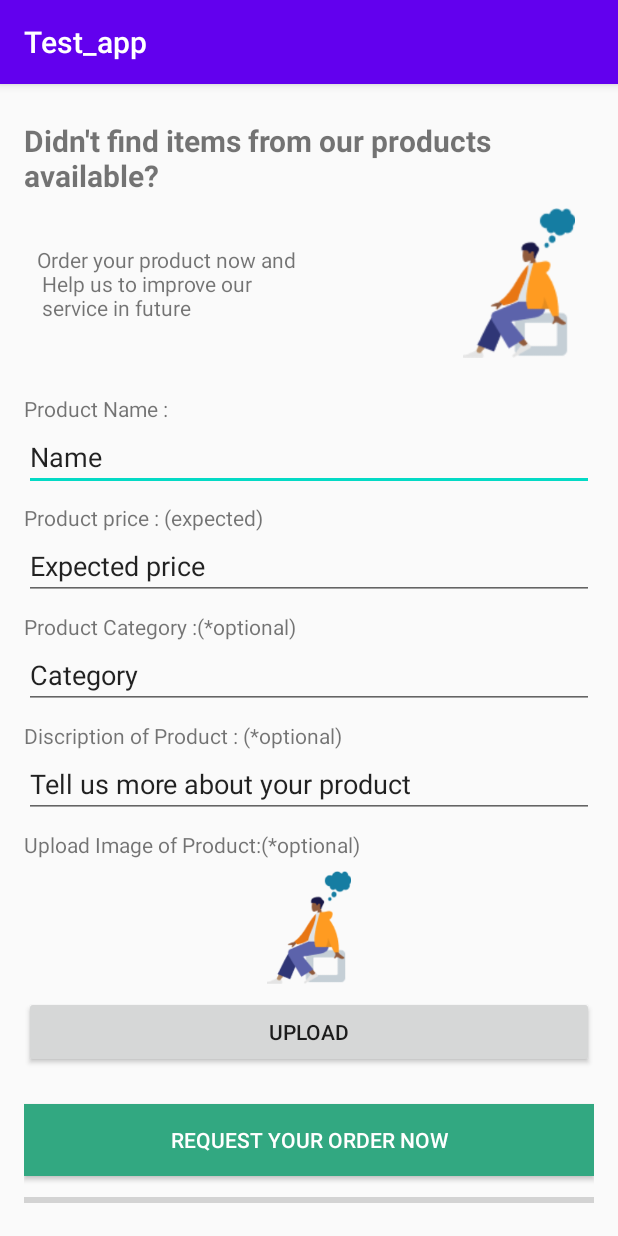
After one commit to Rishk3/Test_app, an Android app: the CustomOrder screen opened directly, with no data from a screen before it, on a phone screen of 412 x 824 dp. The commit adds this screen. Run offline under Robolectric (Android 15) with nearby library versions, the phone set to English and light mode, and no system bars.

Commit message:
cuStom order activity layout

```diff
--- a/app/build.gradle
+++ b/app/build.gradle
@@ -26,6 +26,9 @@ dependencies {
     implementation fileTree(dir: "libs", include: ["*.jar"])
     implementation 'androidx.appcompat:appcompat:1.2.0'
     implementation 'androidx.constraintlayout:constraintlayout:2.0.1'
+    implementation 'com.google.android.material:material:1.2.1'
+    implementation 'androidx.navigation:navigation-fragment:2.3.0'
+    implementation 'androidx.navigation:navigation-ui:2.3.0'
     testImplementation 'junit:junit:4.12'
     androidTestImplementation 'androidx.test.ext:junit:1.1.2'
     androidTestImplementation 'androidx.test.espresso:espresso-core:3.3.0'
--- a/app/src/main/AndroidManifest.xml
+++ b/app/src/main/AndroidManifest.xml
@@ -9,6 +9,7 @@
         android:roundIcon="@mipmap/ic_launcher_round"
         android:supportsRtl="true"
         android:theme="@style/AppTheme">
+        <activity android:name=".CustomOrder"></activity>
         <activity android:name=".MainActivity">
             <intent-filter>
                 <action android:name="android.intent.action.MAIN" />
--- /dev/null
+++ b/app/src/main/java/com/example/test_app/CustomOrder.java
@@ -0,0 +1,50 @@
+package com.example.test_app;
+
+import androidx.annotation.Nullable;
+import androidx.appcompat.app.AppCompatActivity;
+
+import android.content.Intent;
+import android.net.Uri;
+import android.os.Bundle;
+import android.view.View;
+import android.widget.Button;
+import android.widget.ImageView;
+import android.widget.ProgressBar;
+
+public class CustomOrder extends AppCompatActivity {
+    private static final int PICK_IMAGE_REQUEST=1;
+    private ProgressBar progressBar;
+    private Uri imageuri;
+    private ImageView custom_img;
+    @Override
+    protected void onCreate(Bundle savedInstanceState) {
+        super.onCreate(savedInstanceState);
+        setContentView(R.layout.activity_custom_order);
+        Button img_btn=findViewById(R.id.upload_custom_img);
+        progressBar=findViewById(R.id.custom_progressbar);
+        custom_img=findViewById(R.id.custom_img);
+        img_btn.setOnClickListener(new View.OnClickListener() {
+            @Override
+            public void onClick(View view) {
+                openFileChooser();
+            }
+        });
+    }
+
+    private void openFileChooser() {
+        Intent intent=new Intent();
+        intent.setType("image/*");
+        intent.setAction(Intent.ACTION_GET_CONTENT);
+        startActivityForResult(intent,PICK_IMAGE_REQUEST);
+    }
+
+    @Override
+    protected void onActivityResult(int requestCode, int resultCode, @Nullable Intent data) {
+        super.onActivityResult(requestCode, resultCode, data);
+        if(requestCode==PICK_IMAGE_REQUEST && resultCode==RESULT_OK && data!=null && data.getData()!=null)
+        {
+            imageuri= data.getData();
+            custom_img.setImageURI(imageuri);
+        }
+    }
+}
--- a/app/src/main/java/com/example/test_app/MainActivity.java
+++ b/app/src/main/java/com/example/test_app/MainActivity.java
@@ -2,7 +2,10 @@ package com.example.test_app;
 
 import androidx.appcompat.app.AppCompatActivity;
 
+import android.content.Intent;
 import android.os.Bundle;
+import android.view.View;
+import android.widget.Button;
 import android.widget.TextView;
 
 public class MainActivity extends AppCompatActivity {
@@ -23,5 +26,15 @@ public class MainActivity extends AppCompatActivity {
         txt5.setSelected(true);
         TextView txt6=findViewById(R.id.household);
         txt6.setSelected(true);
+
+
+        Button custom=findViewById(R.id.btnOrder);
+        custom.setOnClickListener(new View.OnClickListener() {
+            @Override
+            public void onClick(View view) {
+                Intent intent=new Intent(MainActivity.this,CustomOrder.class);
+                startActivity(intent);
+            }
+        });
     }
 }
--- /dev/null
+++ b/app/src/main/res/drawable/tall_divider.xml
@@ -0,0 +1,5 @@
+<?xml version="1.0" encoding="utf-8"?>
+<shape xmlns:android="http://schemas.android.com/apk/res/android">
+  <size android:height="8dp"
+      android:width="0dp"/>
+</shape>
--- /dev/null
+++ b/app/src/main/res/layout/activity_custom_order.xml
@@ -0,0 +1,189 @@
+<?xml version="1.0" encoding="utf-8"?>
+<ScrollView xmlns:android="http://schemas.android.com/apk/res/android"
+    xmlns:app="http://schemas.android.com/apk/res-auto"
+    xmlns:tools="http://schemas.android.com/tools"
+    android:layout_width="match_parent"
+    android:layout_height="wrap_content"
+    android:scrollbars="none"
+    tools:context=".CustomOrder">
+<androidx.constraintlayout.widget.ConstraintLayout
+    android:layout_width="match_parent"
+    android:layout_height="wrap_content">
+    <TextView
+        android:id="@+id/textView"
+        android:layout_width="wrap_content"
+        android:layout_height="wrap_content"
+        android:layout_marginTop="24dp"
+        android:paddingHorizontal="16dp"
+        android:text="Didn't find items from our products available?"
+        android:textSize="20sp"
+        android:textStyle="bold"
+        app:layout_constraintEnd_toEndOf="parent"
+        app:layout_constraintStart_toStartOf="parent"
+        app:layout_constraintTop_toTopOf="parent" />
+
+    <ImageView
+android:id="@+id/thinking_img"
+        android:layout_width="100dp"
+        android:layout_height="100dp"
+        android:layout_marginTop="8dp"
+        android:layout_marginEnd="16dp"
+        android:layout_marginRight="16dp"
+        app:layout_constraintBottom_toTopOf="@+id/linearLayoutCompat"
+        app:layout_constraintEnd_toEndOf="parent"
+        app:layout_constraintTop_toBottomOf="@+id/textView"
+        app:srcCompat="@drawable/thinking" />
+
+    <TextView
+        android:id="@+id/textView2"
+        android:layout_width="wrap_content"
+        android:layout_height="wrap_content"
+        android:gravity="left"
+        android:paddingHorizontal="0dp"
+        android:text="Order your product now and\n Help us to improve our\n service in future"
+        app:layout_constraintBottom_toTopOf="@+id/linearLayoutCompat"
+        app:layout_constraintEnd_toStartOf="@+id/thinking_img"
+        app:layout_constraintHorizontal_bias="0.2"
+        app:layout_constraintStart_toStartOf="parent"
+        app:layout_constraintTop_toBottomOf="@+id/textView" />
+
+
+
+    <androidx.appcompat.widget.LinearLayoutCompat
+        android:id="@+id/linearLayoutCompat"
+        android:layout_width="match_parent"
+        android:layout_height="wrap_content"
+        android:layout_marginTop="8dp"
+        android:orientation="vertical"
+        android:paddingVertical="16dp"
+        android:paddingLeft="16dp"
+        android:paddingRight="16dp"
+        app:divider="@drawable/tall_divider"
+        app:layout_constraintEnd_toEndOf="parent"
+        app:layout_constraintHorizontal_bias="1.0"
+        app:layout_constraintStart_toStartOf="parent"
+        app:layout_constraintTop_toBottomOf="@+id/thinking_img"
+        app:showDividers="middle">
+
+        <LinearLayout
+            android:layout_width="match_parent"
+            android:layout_height="wrap_content"
+            android:orientation="vertical">
+
+            <TextView
+                android:layout_width="match_parent"
+                android:layout_height="wrap_content"
+                android:text="Product Name :" />
+
+            <EditText
+                android:id="@+id/editTextTextPersonName"
+                android:layout_width="match_parent"
+                android:layout_height="wrap_content"
+                android:ems="10"
+                android:inputType="textPersonName"
+                android:text="Name" />
+        </LinearLayout>
+
+        <LinearLayout
+            android:layout_width="match_parent"
+            android:layout_height="wrap_content"
+            android:orientation="vertical">
+
+            <TextView
+                android:id="@+id/textView3"
+                android:layout_width="match_parent"
+                android:layout_height="match_parent"
+                android:text="Product price : (expected)" />
+
+            <EditText
+                android:id="@+id/editTextTextPersonName2"
+                android:layout_width="match_parent"
+                android:layout_height="wrap_content"
+                android:ems="10"
+                android:inputType="textPersonName"
+                android:text="Expected price" />
+        </LinearLayout>
+
+        <LinearLayout
+            android:layout_width="match_parent"
+            android:layout_height="wrap_content"
+            android:orientation="vertical">
+
+            <TextView
+                android:id="@+id/textView4"
+                android:layout_width="match_parent"
+                android:layout_height="wrap_content"
+                android:text="Product Category :(*optional)" />
+
+            <EditText
+                android:id="@+id/editTextTextPersonName3"
+                android:layout_width="match_parent"
+                android:layout_height="wrap_content"
+                android:ems="10"
+                android:inputType="textPersonName"
+                android:text="Category" />
+        </LinearLayout>
+
+        <LinearLayout
+            android:layout_width="match_parent"
+            android:layout_height="wrap_content"
+            android:orientation="vertical">
+
+            <TextView
+                android:id="@+id/textView5"
+                android:layout_width="match_parent"
+                android:layout_height="wrap_content"
+                android:text="Discription of Product : (*optional)" />
+
+            <EditText
+                android:id="@+id/editTextTextPersonName4"
+                android:layout_width="match_parent"
+                android:layout_height="wrap_content"
+                android:ems="10"
+                android:inputType="textPersonName"
+                android:text="Tell us more about your product" />
+        </LinearLayout>
+
+        <LinearLayout
+            android:layout_width="match_parent"
+            android:layout_height="wrap_content"
+            android:orientation="vertical">
+
+            <TextView
+                android:layout_width="match_parent"
+                android:layout_height="wrap_content"
+                android:text="Upload Image of Product:(*optional)" />
+            <ImageView
+                android:layout_marginVertical="8dp"
+                android:layout_gravity="center"
+                android:id="@+id/custom_img"
+                android:src="@drawable/thinking"
+                android:layout_width="100dp"
+                android:layout_height="75dp"/>
+
+            <Button
+
+                android:id="@+id/upload_custom_img"
+                android:layout_width="match_parent"
+                android:layout_height="wrap_content"
+                android:text="Upload" />
+        </LinearLayout>
+
+        <Button
+      android:background="#32a881"
+            android:layout_width="match_parent"
+            android:layout_height="wrap_content"
+            android:layout_marginTop="16dp"
+            android:textColor="#fff"
+            android:text="Request your order now" />
+        <ProgressBar
+            android:id="@+id/custom_progressbar"
+            style="@style/Widget.AppCompat.ProgressBar.Horizontal"
+            android:layout_width="match_parent"
+            android:layout_height="wrap_content"
+            android:padding="0dp" />
+
+
+    </androidx.appcompat.widget.LinearLayoutCompat>
+</androidx.constraintlayout.widget.ConstraintLayout>
+</ScrollView>
--- a/app/src/main/res/layout/activity_main.xml
+++ b/app/src/main/res/layout/activity_main.xml
@@ -4,7 +4,7 @@
     xmlns:tools="http://schemas.android.com/tools"
     android:layout_width="match_parent"
     android:layout_height="match_parent"
-
+    android:orientation="vertical"
     tools:context=".MainActivity">
 
 
@@ -611,5 +611,12 @@
 
     </HorizontalScrollView>
 
+    <Button
+        android:layout_width="wrap_content"
+        android:layout_height="wrap_content"
+        android:layout_marginTop="24dp"
+        android:layout_marginLeft="24dp"
+        android:id="@+id/btnOrder"
+        android:text="Custom Order" />
 
 </LinearLayout>
--- /dev/null
+++ b/app/src/main/res/values/dimens.xml
@@ -0,0 +1,3 @@
+<resources>
+    <dimen name="fab_margin">16dp</dimen>
+</resources>
--- a/app/src/main/res/values/strings.xml
+++ b/app/src/main/res/values/strings.xml
@@ -1,3 +1,12 @@
 <resources>
     <string name="app_name">Test_app</string>
+    <string name="title_activity_custom_order">CustomOrder</string>
+    <!-- Strings used for fragments for navigation -->
+    <string name="first_fragment_label">First Fragment</string>
+    <string name="second_fragment_label">Second Fragment</string>
+    <string name="next">Next</string>
+    <string name="previous">Previous</string>
+
+    <string name="hello_first_fragment">Hello first fragment</string>
+    <string name="hello_second_fragment">Hello second fragment. Arg: %1$s</string>
 </resources>
--- a/app/src/main/res/values/styles.xml
+++ b/app/src/main/res/values/styles.xml
@@ -7,4 +7,13 @@
         <item name="colorAccent">@color/colorAccent</item>
     </style>
 
+    <style name="AppTheme.NoActionBar">
+        <item name="windowActionBar">false</item>
+        <item name="windowNoTitle">true</item>
+    </style>
+
+    <style name="AppTheme.AppBarOverlay" parent="ThemeOverlay.AppCompat.Dark.ActionBar" />
+
+    <style name="AppTheme.PopupOverlay" parent="ThemeOverlay.AppCompat.Light" />
+
 </resources>
```
Also changed, not shown: app/src/main/res/drawable/thinking.png (added).
